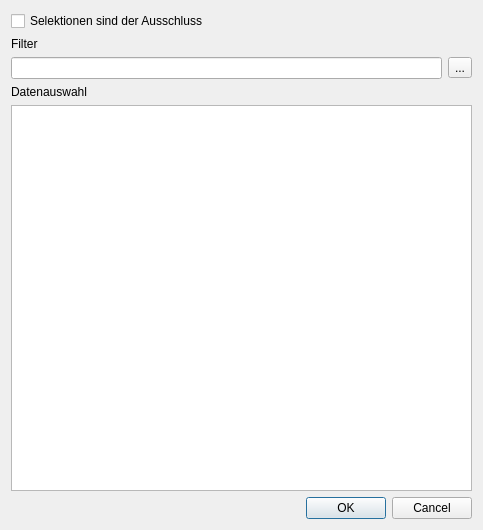
Old version of the form ui/qmextendedselectiondialog.ui in the repository Christian-Kr/QualificationMatrix.
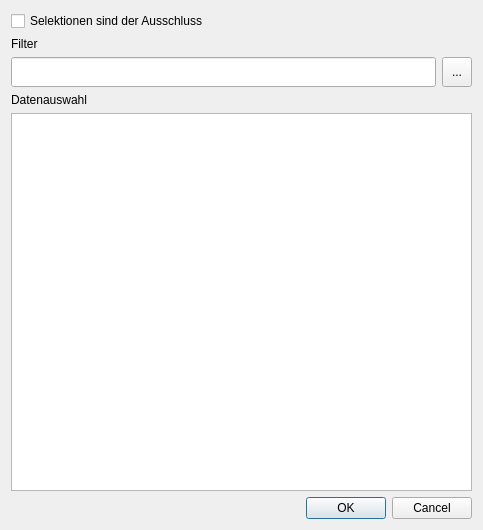
New version of the form. Icons and pictures are not drawn.

Patch:
```diff
--- a/ui/qmextendedselectiondialog.ui
+++ b/ui/qmextendedselectiondialog.ui
@@ -28,6 +28,12 @@
      </item>
      <item>
       <widget class="QToolButton" name="tbFilter">
+       <property name="minimumSize">
+        <size>
+         <width>30</width>
+         <height>30</height>
+        </size>
+       </property>
        <property name="text">
         <string>...</string>
        </property>
@@ -37,8 +43,8 @@
        </property>
        <property name="iconSize">
         <size>
-         <width>22</width>
-         <height>22</height>
+         <width>24</width>
+         <height>24</height>
         </size>
        </property>
       </widget>
```
Left out of the diff: 2 changed lines with no effect on the pictures.
